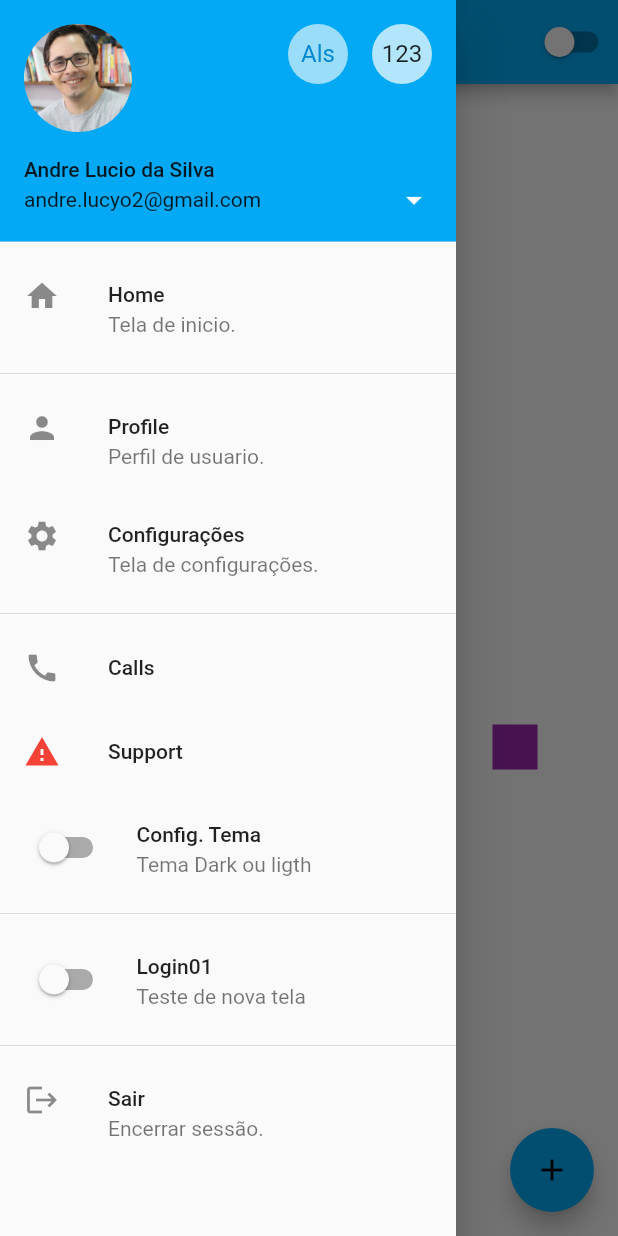
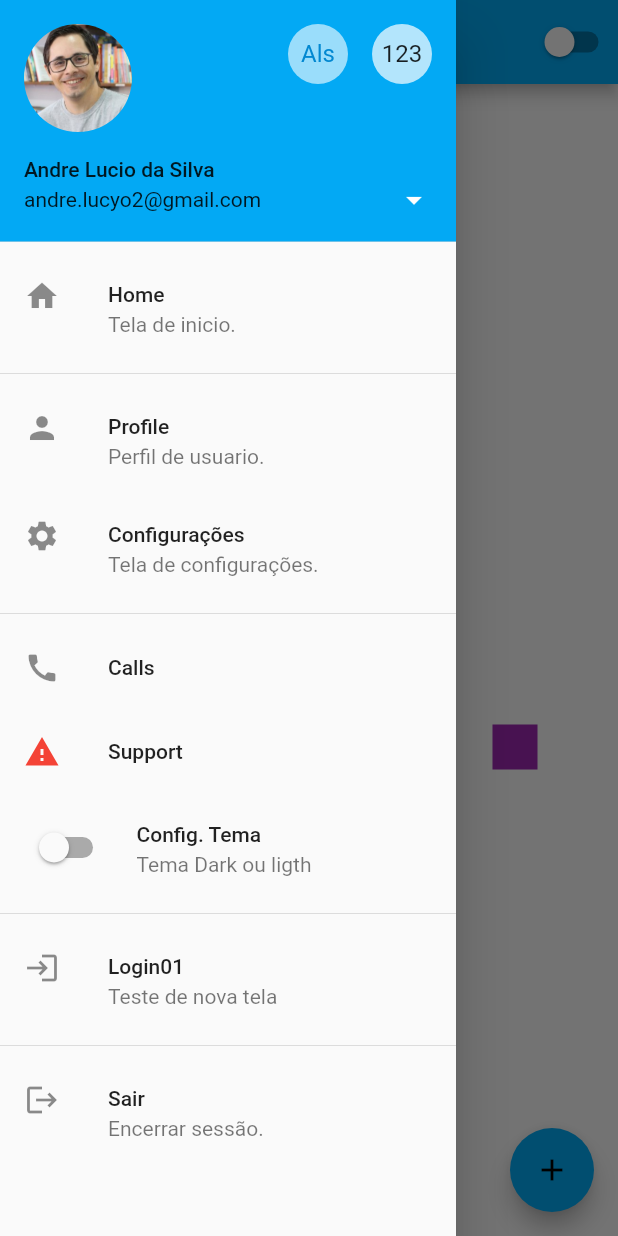
Before and after one commit to AndreLucyo2/estudo_flutter_ui_02, a Flutter app: the HomePage screen opened by its route, with the side drawer open, on a phone screen of 412 x 824 dp. Run offline on Flutter 3.47's test engine with Material 2 defaults, Android fonts, the phone set to English and light mode, and no system bars.

Commit message:
ajuste ltea de login nova 01

```diff
--- a/lib/app/customWidget/drawer_home.dart
+++ b/lib/app/customWidget/drawer_home.dart
@@ -83,7 +83,7 @@ class DrawerHome extends StatelessWidget {
           ),
           Divider(),
           ListTile(
-            leading: SwtchTheme(),
+            leading: Icon(Icons.login),
             title: Text('Login01'),
             subtitle: Text('Teste de nova tela'),
             onTap: () {
```
